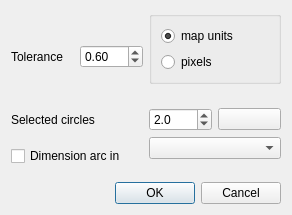
Before: the Qt Designer form ui_settings.ui in 3nids/intersectit, drawn with Qt 5.
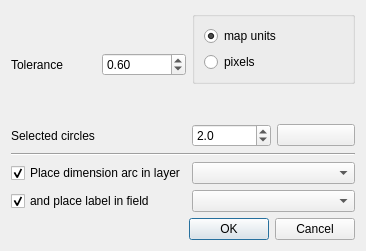
After: the same form once the commit is applied.

Commit message: added field settings

Diff of the .ui file:
```diff
--- a/ui_settings.ui
+++ b/ui_settings.ui
@@ -6,8 +6,8 @@
    <rect>
     <x>0</x>
     <y>0</y>
-    <width>292</width>
-    <height>215</height>
+    <width>366</width>
+    <height>251</height>
    </rect>
   </property>
   <property name="windowTitle">
@@ -38,7 +38,7 @@
      </property>
     </widget>
    </item>
-   <item row="5" column="0" colspan="4">
+   <item row="8" column="0" colspan="4">
     <widget class="QDialogButtonBox" name="buttonBox">
      <property name="orientation">
       <enum>Qt::Horizontal</enum>
@@ -74,16 +74,6 @@
      </layout>
     </widget>
    </item>
-   <item row="3" column="0" rowspan="2" colspan="2">
-    <widget class="QCheckBox" name="placeArc">
-     <property name="text">
-      <string>Dimension arc in</string>
-     </property>
-    </widget>
-   </item>
-   <item row="3" column="2" colspan="2">
-    <widget class="QComboBox" name="layerCombo"/>
-   </item>
    <item row="2" column="2">
     <widget class="QDoubleSpinBox" name="rubberWidth">
      <property name="toolTip">
@@ -110,6 +100,39 @@
      </property>
     </widget>
    </item>
+   <item row="4" column="0" colspan="2">
+    <widget class="QCheckBox" name="placeArc">
+     <property name="text">
+      <string>Place dimension arc in layer</string>
+     </property>
+     <property name="checked">
+      <bool>true</bool>
+     </property>
+    </widget>
+   </item>
+   <item row="4" column="2" colspan="2">
+    <widget class="QComboBox" name="layerCombo"/>
+   </item>
+   <item row="3" column="0" colspan="4">
+    <widget class="Line" name="line">
+     <property name="orientation">
+      <enum>Qt::Horizontal</enum>
+     </property>
+    </widget>
+   </item>
+   <item row="6" column="0" colspan="2">
+    <widget class="QCheckBox" name="placeLabel">
+     <property name="text">
+      <string>and place label in field</string>
+     </property>
+     <property name="checked">
+      <bool>true</bool>
+     </property>
+    </widget>
+   </item>
+   <item row="6" column="2" colspan="2">
+    <widget class="QComboBox" name="fieldCombo"/>
+   </item>
   </layout>
  </widget>
  <tabstops>
```
Left out of the diff: 10 changed lines with no effect on the pictures. The commit also changes 3 other files.
